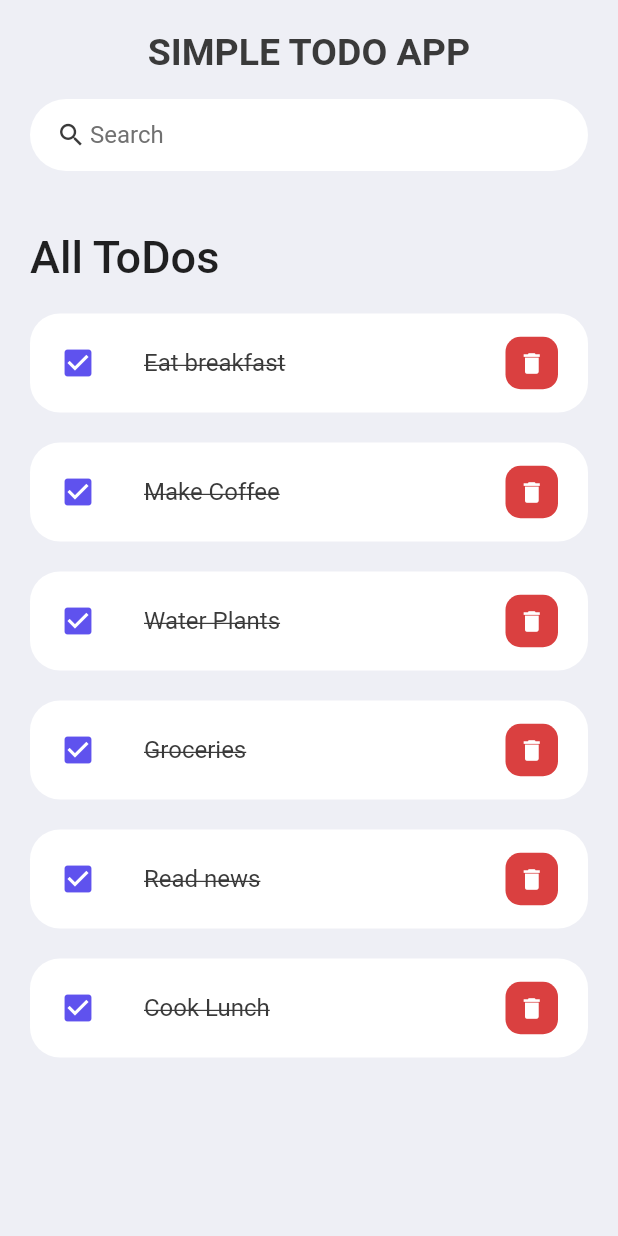
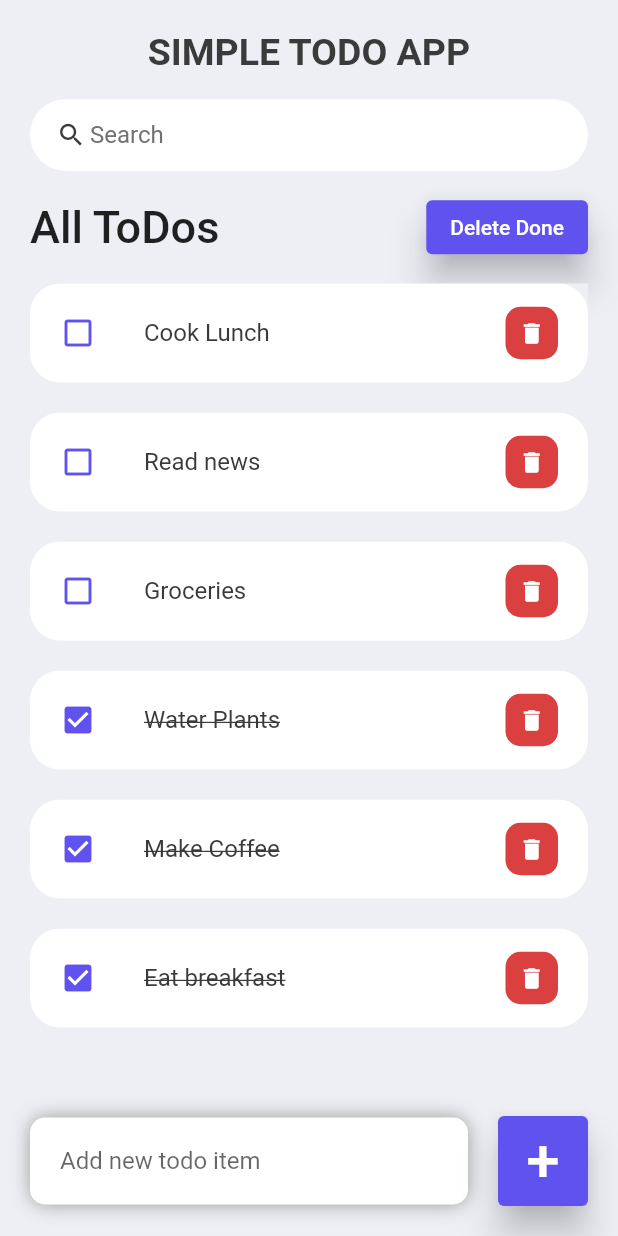
Before and after one commit to Sochi115/flutter_todo_app, a Flutter app: the screen it shows after launch, on a phone screen of 412 x 824 dp. Run offline on Flutter 3.47's test engine with Material 2 defaults, Android fonts, the phone set to English and light mode, and no system bars.

Commit message:
Added delete all done button and fix scroll issue

```diff
--- a/lib/pages/home.dart
+++ b/lib/pages/home.dart
@@ -3,26 +3,42 @@ import '../constants/colors.dart';
 import '../models/todo.dart';
 import '../widgets/todo_item.dart';
 
-class Home extends StatelessWidget {
-  Home({super.key});
+class Home extends StatefulWidget {
+  const Home({super.key});
 
-  final todosList = Todo.todoList();
+  @override
+  State<Home> createState() => _HomeState();
+}
+
+class _HomeState extends State<Home> {
+  final _todosList = Todo.todoList();
+  List<Todo> _foundTodo = [];
+  final _todoController = TextEditingController();
+
+  @override
+  void initState() {
+    _foundTodo = _todosList;
+    super.initState();
+  }
 
   @override
   Widget build(BuildContext context) {
     return Scaffold(
       backgroundColor: tdBGColor,
       appBar: titleAppBar(),
-        body: Container(
+      body: Stack(
+        children: [
+          Container(
             padding: const EdgeInsets.symmetric(horizontal: 20, vertical: 10),
             child: Column(children: [
-            const SearchBar(),
-            Expanded(
-              child: ListView(
+              searchBar(),
+              Row(
+                mainAxisAlignment: MainAxisAlignment.spaceBetween,
                 children: [
                   Container(
+                    alignment: Alignment.centerLeft,
                     margin: const EdgeInsets.only(
-                      top: 40,
+                      top: 20,
                       bottom: 20,
                     ),
                     child: const Text(
@@ -31,13 +47,94 @@ class Home extends StatelessWidget {
                           TextStyle(fontSize: 30, fontWeight: FontWeight.w500),
                     ),
                   ),
-                  for(Todo todo in todosList)
-                    TodoItem(todoItem: todo,)
+                  ElevatedButton(
+                      style: ElevatedButton.styleFrom(
+                        backgroundColor: tdBlue,
+                        elevation: 10,
+                      ),
+                      onPressed: () {
+                        _deleteAllDone();
+                      },
+                      child: const Text("Delete Done"))
+                ],
+              ),
+              Expanded(
+                child: ListView(
+                  children: [
+                    for (Todo todo in _foundTodo.reversed)
+                      TodoItem(
+                        todoItem: todo,
+                        onTodoChanged: _handleToDoChange,
+                        onDeleteItem: _deleteTodoItem,
+                      ),
+                    Container(
+                        margin: const EdgeInsets.only(
+                      top: 70,
+                    ))
                   ],
                 ),
               )
             ]),
-        ));
+          ),
+          Align(
+            alignment: Alignment.bottomCenter,
+            child: Row(children: [
+              Expanded(
+                child: Container(
+                  margin: const EdgeInsets.only(
+                    bottom: 20,
+                    right: 20,
+                    left: 20,
+                  ),
+                  padding: const EdgeInsets.symmetric(
+                    horizontal: 20,
+                    vertical: 5,
+                  ),
+                  decoration: BoxDecoration(
+                    color: Colors.white,
+                    boxShadow: const [
+                      BoxShadow(
+                          color: Colors.grey,
+                          offset: Offset(0.0, 0.0),
+                          blurRadius: 10.0,
+                          spreadRadius: 0.0)
+                    ],
+                    borderRadius: BorderRadius.circular(10),
+                  ),
+                  child: TextField(
+                    controller: _todoController,
+                    decoration: const InputDecoration(
+                      hintText: 'Add new todo item',
+                      border: InputBorder.none,
+                    ),
+                  ),
+                ),
+              ),
+              Container(
+                margin: const EdgeInsets.only(
+                  bottom: 20,
+                  right: 20,
+                ),
+                child: ElevatedButton(
+                  style: ElevatedButton.styleFrom(
+                    backgroundColor: tdBlue,
+                    minimumSize: const Size(60, 60),
+                    elevation: 10,
+                  ),
+                  child: const Text(
+                    "+",
+                    style: TextStyle(fontSize: 40),
+                  ),
+                  onPressed: () {
+                    _addTodoItem(_todoController.text);
+                  },
+                ),
+              )
+            ]),
+          )
+        ],
+      ),
+    );
   }
 
   AppBar titleAppBar() {
@@ -49,21 +146,60 @@ class Home extends StatelessWidget {
           color: tdBlack, height: 2, fontSize: 25, fontWeight: FontWeight.bold),
     );
   }
+
+  void _handleToDoChange(Todo todo) {
+    setState(() {
+      todo.isDone = !todo.isDone;
+    });
   }
 
-class SearchBar extends StatelessWidget {
-  const SearchBar({
-    Key? key,
-  }) : super(key: key);
+  void _deleteTodoItem(String id) {
+    setState(() {
+      _todosList.removeWhere((item) => item.id == id);
+    });
+  }
 
-  @override
-  Widget build(BuildContext context) {
+  void _addTodoItem(String userTodo) {
+    setState(() {
+      _todosList.add(Todo(
+          id: DateTime.now().millisecondsSinceEpoch.toString(),
+          todoText: userTodo));
+    });
+
+    _todoController.clear();
+  }
+
+  void _runFilter(String enteredKeyword) {
+    List<Todo> results = [];
+    if (enteredKeyword.isEmpty) {
+      results = _todosList;
+    } else {
+      results = _todosList
+          .where((element) => element.todoText!
+              .toLowerCase()
+              .contains(enteredKeyword.toLowerCase()))
+          .toList();
+    }
+
+    setState(() {
+      _foundTodo = results;
+    });
+  }
+
+  void _deleteAllDone() {
+    setState(() {
+      _todosList.removeWhere((element) => element.isDone);
+    });
+  }
+
+  Widget searchBar() {
     return Container(
       padding: const EdgeInsets.symmetric(horizontal: 15),
       decoration: BoxDecoration(
           color: Colors.white, borderRadius: BorderRadius.circular(30)),
-      child: const TextField(
-        decoration: InputDecoration(
+      child: TextField(
+        onChanged: (value) => _runFilter(value),
+        decoration: const InputDecoration(
           contentPadding: EdgeInsets.all(0),
           prefixIcon: Icon(
             Icons.search,
--- a/lib/widgets/todo_item.dart
+++ b/lib/widgets/todo_item.dart
@@ -5,29 +5,37 @@ import '../models/todo.dart';
 
 class TodoItem extends StatelessWidget {
   final Todo todoItem;
-  const TodoItem({super.key, required this.todoItem});
+  final onTodoChanged;
+  final onDeleteItem;
+  const TodoItem(
+      {super.key,
+      required this.todoItem,
+      this.onTodoChanged,
+      this.onDeleteItem});
 
   @override
   Widget build(BuildContext context) {
-    return Container(
-      margin: EdgeInsets.only(bottom: 20),
+    return Material(
+      color: tdBGColor,
+      child: Container(
+        margin: const EdgeInsets.only(bottom: 20),
         child: ListTile(
           onTap: () {
-          print('Tapped list tile');
+            onTodoChanged(todoItem);
           },
           shape: RoundedRectangleBorder(borderRadius: BorderRadius.circular(20)),
           tileColor: Colors.white,
-        leading: const Icon(
-          Icons.check_box,
+          leading: Icon(
+            todoItem.isDone ? Icons.check_box : Icons.check_box_outline_blank,
             color: tdBlue,
           ),
-        contentPadding: EdgeInsets.symmetric(horizontal: 20, vertical: 5),
+          contentPadding: const EdgeInsets.symmetric(horizontal: 20, vertical: 5),
           title: Text(
             todoItem.todoText!,
-          style: const TextStyle(
+            style: TextStyle(
                 color: tdBlack,
                 fontSize: 16,
-              decoration: TextDecoration.lineThrough),
+                decoration: todoItem.isDone ? TextDecoration.lineThrough : null),
           ),
           trailing: Container(
             height: 35,
@@ -39,8 +47,9 @@ class TodoItem extends StatelessWidget {
               iconSize: 18,
               icon: const Icon(Icons.delete),
               onPressed: () {
-              print('Tapped delete button');
+                onDeleteItem(todoItem.id);
               },
+            ),
           ),
         ),
       ),
```
Lines whose indentation alone changed are shown as unchanged.
